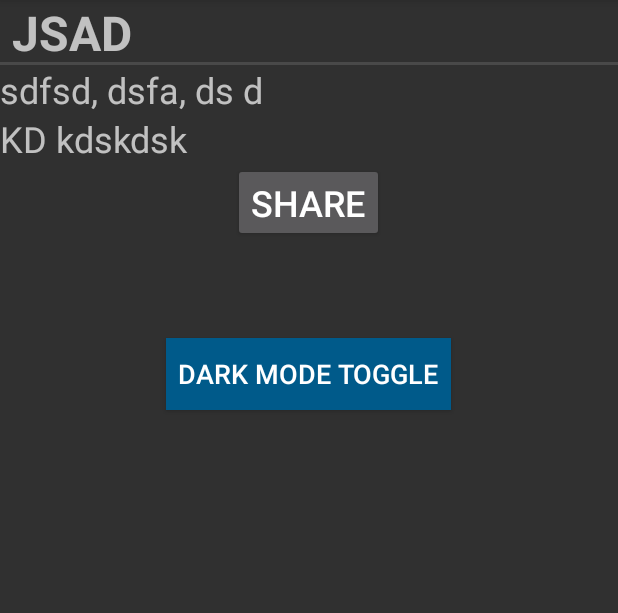
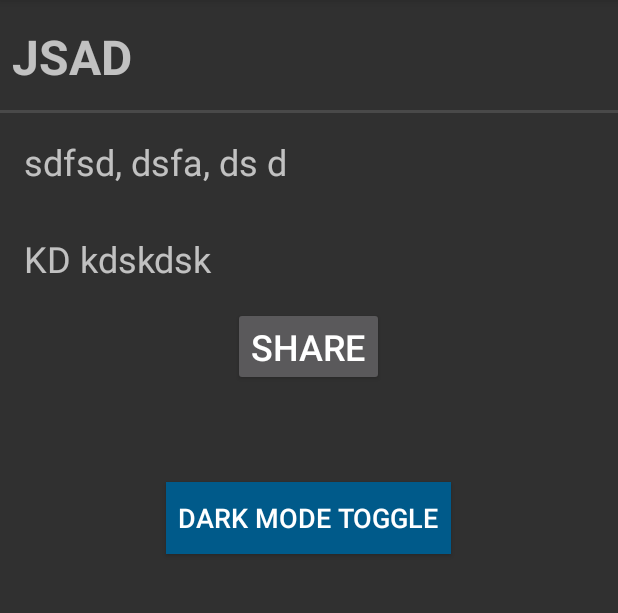
Before and after one commit to jacedave/more-recipes, an Android app: the fragment RecipeFragment placed in its activity, on a phone screen of 412 x 824 dp, the part 84-697 px from its top. Run offline under Robolectric (Android 15) with nearby library versions, the phone set to English and light mode, and no system bars; 5 statements that could not run were skipped.

Commit message:
Changed some padding stuff

```diff
--- a/app/src/main/res/layout/fragment_recipe.xml
+++ b/app/src/main/res/layout/fragment_recipe.xml
@@ -9,6 +9,7 @@
         style="?android:listSeparatorTextViewStyle"
         android:layout_width="match_parent"
         android:layout_height="wrap_content"
+        android:padding="16dp"
         android:text="@string/recipe_name"
         android:textSize="32sp"
         android:id="@+id/name"/>
@@ -17,6 +18,7 @@
         android:layout_width="match_parent"
         android:layout_height="wrap_content"
         android:text="@string/ingredients"
+        android:padding="16dp"
         android:layout_gravity="center"
         android:textSize="24sp"
         android:id="@+id/ingredients"/>
@@ -25,6 +27,7 @@
         android:layout_width="match_parent"
         android:layout_height="wrap_content"
         android:text="@string/directions"
+        android:padding="16dp"
         android:layout_gravity="center"
         android:textSize="24sp"
         android:id="@+id/directions"/>
--- a/app/src/main/res/layout/list_item_recipe.xml
+++ b/app/src/main/res/layout/list_item_recipe.xml
@@ -9,12 +9,15 @@
         android:layout_width="match_parent"
         android:layout_height="wrap_content"
         android:id="@+id/recipe_name"
+        android:textSize="20sp"
+        android:padding="8dp"
         android:text="@string/recipe_name"/>
 
     <TextView
         android:layout_width="match_parent"
         android:layout_height="wrap_content"
         android:id="@+id/recipe_ingredients"
+        android:textSize="14sp"
         android:text="@string/ingredients"/>
 
 </LinearLayout>
```
